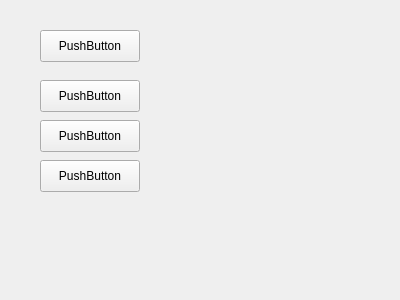
This is modules/UI/UI_resourse/mainwinUI.ui in kekekuli/PropertyManager as Qt 5 draws it before an edit. The edited form follows.
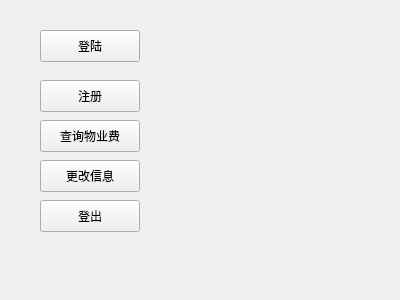
This is the edited form.

Commit message: Ability to logout and login, add MainWinUI

```diff
--- a/modules/UI/UI_resourse/mainwinUI.ui
+++ b/modules/UI/UI_resourse/mainwinUI.ui
@@ -23,7 +23,7 @@
     </rect>
    </property>
    <property name="text">
-    <string>PushButton</string>
+    <string>登陆</string>
    </property>
   </widget>
   <widget class="QPushButton" name="test2">
@@ -36,7 +36,7 @@
     </rect>
    </property>
    <property name="text">
-    <string>PushButton</string>
+    <string>注册</string>
    </property>
   </widget>
   <widget class="QPushButton" name="test3">
@@ -49,7 +49,7 @@
     </rect>
    </property>
    <property name="text">
-    <string>PushButton</string>
+    <string>查询物业费</string>
    </property>
   </widget>
   <widget class="QPushButton" name="test4">
@@ -62,7 +62,20 @@
     </rect>
    </property>
    <property name="text">
-    <string>PushButton</string>
+    <string>更改信息</string>
+   </property>
+  </widget>
+  <widget class="QPushButton" name="logout">
+   <property name="geometry">
+    <rect>
+     <x>40</x>
+     <y>200</y>
+     <width>100</width>
+     <height>32</height>
+    </rect>
+   </property>
+   <property name="text">
+    <string>登出</string>
    </property>
   </widget>
  </widget>
```
The commit also changes 15 other files.
